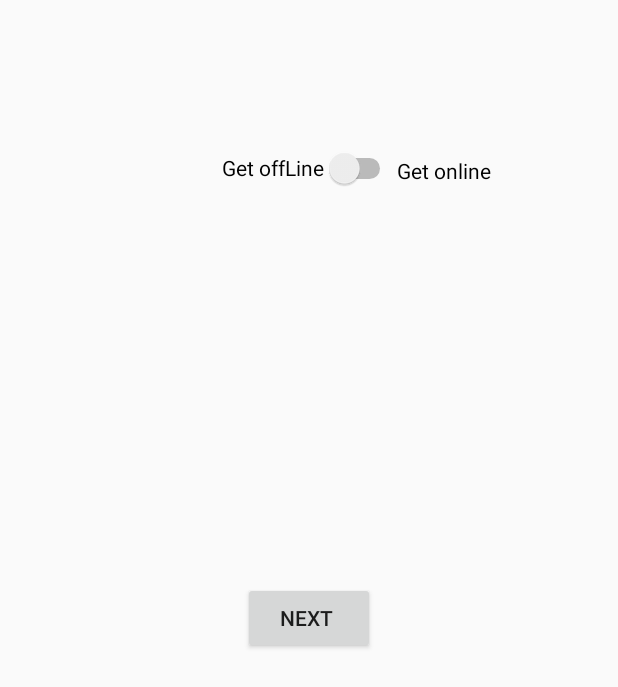
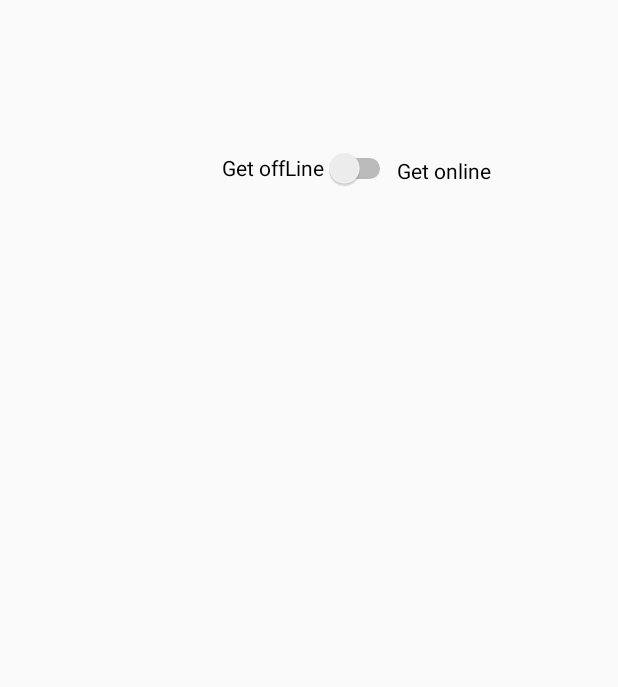
Before and after one commit to ustraanonymous2024/ustratest2, an Android app: the dashbord screen opened directly, with no data from a screen before it, on a phone screen of 412 x 824 dp. Shown: the top 687 px of the screen. Run offline under Robolectric (Android 15) with nearby library versions, the phone set to English and light mode, and no system bars; our stand-ins replace Firebase (no records; nobody signed in at launch, a user with empty details on screens opened directly); Roboto replaces fonts that are not available here.

```diff
--- a/app/src/main/java/com/example/myapplication/MainActivity2.java
+++ b/app/src/main/java/com/example/myapplication/MainActivity2.java
@@ -69,7 +69,7 @@ public class MainActivity2 extends AppCompatActivity {
                                 proges.setVisibility(View.GONE);
                                 submitbtn.setVisibility(View.VISIBLE);
                                 if(task.isSuccessful()){
-                                    Intent intent= new Intent(getApplicationContext(),dashbord.class);
+                                    Intent intent= new Intent(getApplicationContext(),registration.class);
                                     intent.putExtra("Ph_no",Ph_no);
 
                                     intent.setFlags(Intent.FLAG_ACTIVITY_NEW_TASK|Intent.FLAG_ACTIVITY_CLEAR_TASK);
--- a/app/src/main/java/com/example/myapplication/dashbord.java
+++ b/app/src/main/java/com/example/myapplication/dashbord.java
@@ -1,9 +1,7 @@
 package com.example.myapplication;
 
 import android.annotation.SuppressLint;
-import android.content.Intent;
 import android.os.Bundle;
-import android.widget.Button;
 import android.widget.Switch;
 import android.widget.Toast;
 
@@ -15,7 +13,6 @@ import com.google.firebase.database.FirebaseDatabase;
 public class dashbord extends AppCompatActivity {
    @SuppressLint("UseSwitchCompatOrMaterialCode")
    Switch switch1;
-   Button button;
 
     String phone;
 
@@ -28,7 +25,7 @@ public class dashbord extends AppCompatActivity {
         setContentView(R.layout.activity_dashbord);
 
         switch1 =findViewById(R.id.switch1);
-        button =findViewById(R.id.button);
+
 
 
 
@@ -44,11 +41,7 @@ public class dashbord extends AppCompatActivity {
                 disableFeature();
             }
         });
-        button.setOnClickListener(v->{
-            Intent intent = new Intent(dashbord.this,registration.class);
-            startActivity(intent);
 
-        });
 
 
 
--- a/app/src/main/java/com/example/myapplication/splashscrn.java
+++ b/app/src/main/java/com/example/myapplication/splashscrn.java
@@ -21,7 +21,7 @@ public class splashscrn extends AppCompatActivity {
 
 
         new Handler().postDelayed(() -> {
-            Intent spalsh = new Intent(splashscrn.this, registration.class);
+            Intent spalsh = new Intent(splashscrn.this, MainActivity.class);
             startActivity(spalsh);
             finish();
         },2000);
--- a/app/src/main/res/layout/activity_dashbord.xml
+++ b/app/src/main/res/layout/activity_dashbord.xml
@@ -35,15 +35,5 @@
         app:layout_constraintVertical_bias="0.13"
         tools:ignore="TextSizeCheck" />
 
-    <Button
-        android:id="@+id/button"
-        android:layout_width="wrap_content"
-        android:layout_height="wrap_content"
-        android:text="next "
-        app:layout_constraintBottom_toBottomOf="parent"
-        app:layout_constraintEnd_toEndOf="parent"
-        app:layout_constraintStart_toStartOf="parent"
-        app:layout_constraintTop_toTopOf="parent" />
-
 
 </androidx.constraintlayout.widget.ConstraintLayout>
```
Also changed, not shown: app/src/main/java/com/example/myapplication/registration.java (+7 -2 lines).
